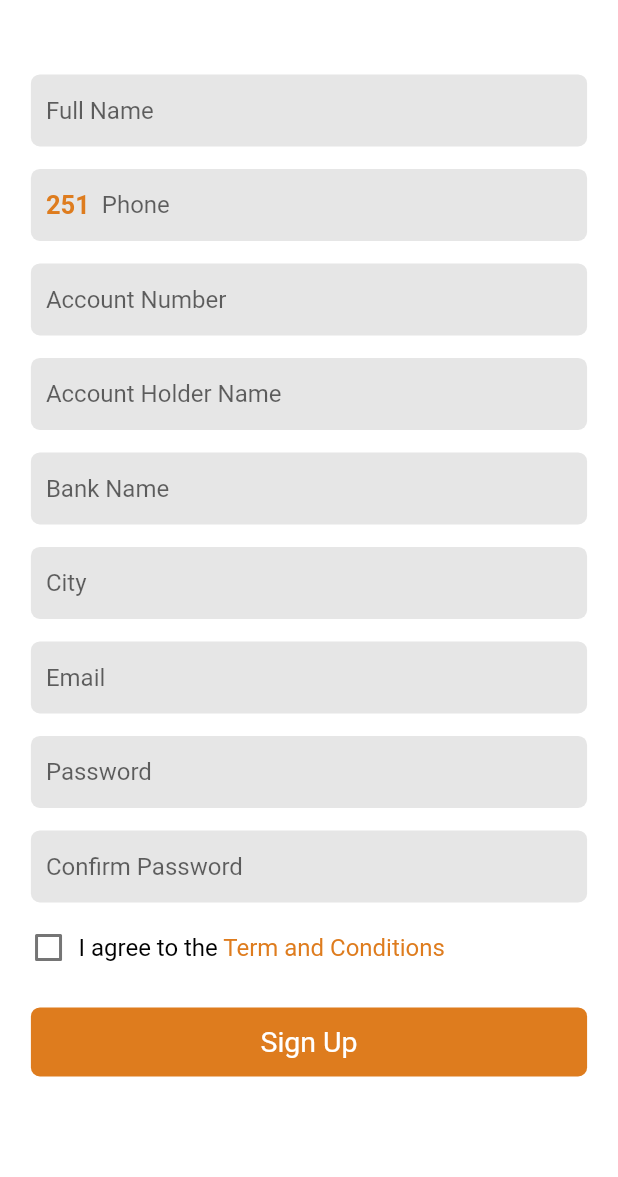
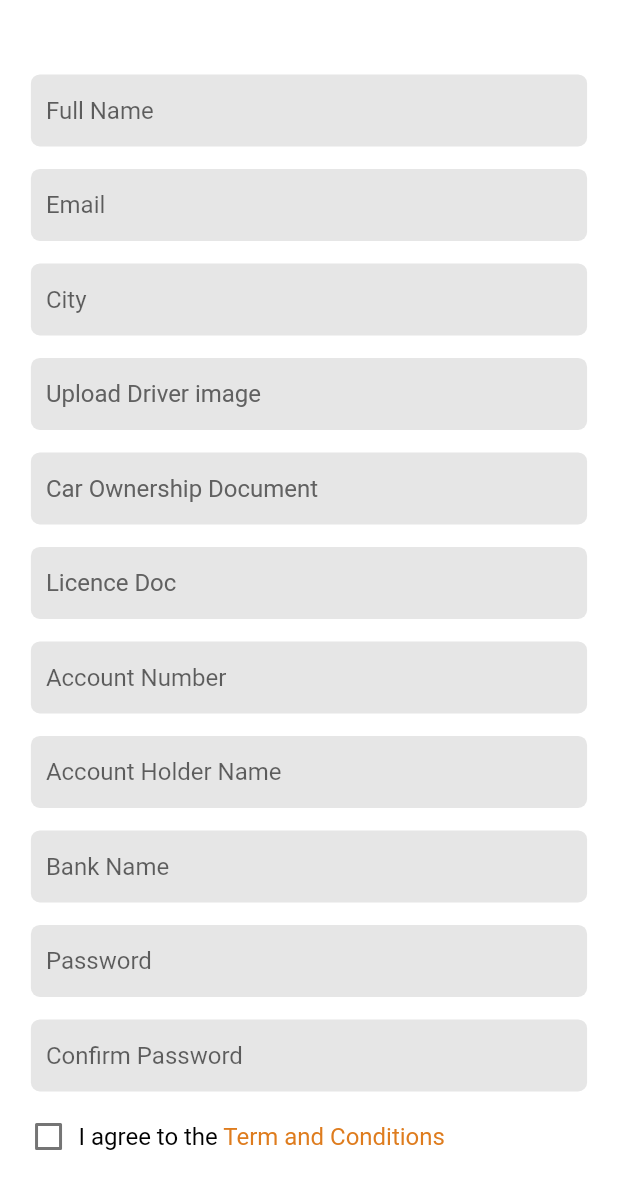
Before and after one commit to Estifki/Gizze, a Flutter app: the RegisterScreenForDriver screen opened directly, on a phone screen of 412 x 824 dp, the part 59-1236 px from its top. Run offline on Flutter 3.47's test engine with Material 2 defaults, Android fonts, the phone set to English and light mode, and no system bars; our stand-ins replace file_picker, shared_preferences, shimmer, smooth_page_indicator; accounts and stored records are empty.

Commit message:
driver file picker added

```diff
--- a/lib/provider/sand.dart
+++ b/lib/provider/sand.dart
@@ -10,10 +10,10 @@ import 'package:http/http.dart' as http;
 
 class SandProvider with ChangeNotifier {
   final List<Favorite> _favSand = [];
-  final List<Sands> _sand = [];
+  final List<Favorite> _sand = [];
 
   List<Favorite> get favoriteSand => [..._favSand];
-  List<Sands> get featuredSand => [..._sand];
+  List<Favorite> get featuredSand => [..._sand];
 
   Future<void> getSand(String token) async {
     String url = "${AppConst.appUrl}/home-sands";
@@ -35,7 +35,7 @@ class SandProvider with ChangeNotifier {
         final data = sandModelFromJson(response.body);
 
         _favSand.addAll(data.data.favorite);
-        _sand.addAll([data.data.sands]);
+        _sand.addAll(data.data.sands.data);
       }
     } catch (e) {
       rethrow;
--- a/lib/screens/auth/register/driver/register.dart
+++ b/lib/screens/auth/register/driver/register.dart
@@ -1,12 +1,8 @@
-import 'package:ashewa_d/uitil/toast.dart';
 import 'package:flutter/material.dart';
 import 'package:flutter/services.dart';
-import 'package:provider/provider.dart';
-
 import '/../../const/const.dart';
-import '/../../provider/auth.dart';
-import '/../../uitil/http_error.dart';
 import '/../../widget/textfield.dart';
+import 'package:file_picker/file_picker.dart';
 
 class RegisterScreenForDriver extends StatefulWidget {
   const RegisterScreenForDriver({super.key});
@@ -26,11 +22,20 @@ class _RegisterScreenForDriverState extends State<RegisterScreenForDriver> {
   final _accountnumberController = TextEditingController();
   final _bankNameController = TextEditingController();
 
-  final _phoneController = TextEditingController();
+  // final _phoneController = TextEditingController();
 
   final _cityController = TextEditingController();
   bool _isLoading = false;
   bool checkBoxValue = false;
+
+  String carOwnershipDocName = "";
+  String licenceDocName = "";
+
+  String carOwnershipDocPath = "";
+  String licenceDocPath = "";
+
+  String profilePicName = "";
+  String profilePicPath = "";
 
   @override
   Widget build(BuildContext context) {
@@ -46,7 +51,7 @@ class _RegisterScreenForDriverState extends State<RegisterScreenForDriver> {
           title: const Text("Sign Up", style: TextStyle(color: Colors.black)),
           centerTitle: true),
       body: SingleChildScrollView(
-        physics: BouncingScrollPhysics(),
+        physics: const BouncingScrollPhysics(),
         child: Column(
             mainAxisAlignment: MainAxisAlignment.start,
             crossAxisAlignment: CrossAxisAlignment.center,
@@ -57,45 +62,168 @@ class _RegisterScreenForDriverState extends State<RegisterScreenForDriver> {
               //
               CustomTextFieldWidget(
                   hint: "Full Name", controller: _nameController),
-
+              const SizedBox(height: 15),
+              CustomTextFieldWidget(
+                  hint: "Email", controller: _emailController),
               const SizedBox(height: 15),
               //
-              //Phone Number Input
+              //Full Name
               //
-              Container(
+              CustomTextFieldWidget(hint: "City", controller: _cityController),
+
+              // const SizedBox(height: 15),
+              // //
+              // //Phone Number Input
+              // //
+              // Container(
+              //   height: 48,
+              //   width: screenSize.width * 0.9,
+              //   decoration: BoxDecoration(
+              //       color: Colors.grey.withOpacity(0.26),
+              //       borderRadius: BorderRadius.circular(6)),
+              //   child: Row(children: [
+              //     const Padding(
+              //       padding: EdgeInsets.only(left: 10.0, right: 8),
+              //       child: Text("251",
+              //           style: TextStyle(
+              //               fontSize: 17,
+              //               fontFamily: "",
+              //               fontWeight: FontWeight.w600,
+              //               color: AppColor.primaryColor)),
+              //     ),
+              //     Expanded(
+              //       child: TextField(
+              //         controller: _phoneController,
+              //         maxLength: 9,
+              //         onChanged: (val) {
+              //           if (!val.startsWith("9")) {
+              //             _phoneController.clear();
+              //           }
+              //         },
+              //         keyboardType: TextInputType.phone,
+              //         decoration: const InputDecoration(
+              //             border: InputBorder.none,
+              //             counterText: "",
+              //             hintText: "Phone"),
+              //       ),
+              //     ),
+              //   ]),
+              // ),
+              const SizedBox(height: 15),
+              GestureDetector(
+                onTap: () async {
+                  FilePickerResult? result =
+                      await FilePicker.platform.pickFiles();
+
+                  if (result != null) {
+                    PlatformFile file = result.files.first;
+                    setState(() {
+                      profilePicName = file.name;
+                      profilePicPath = file.path!;
+                    });
+                  } else {
+                    return;
+                  }
+                },
+                child: Container(
                   height: 48,
-                width: screenSize.width * 0.9,
+                  alignment: Alignment.centerLeft,
+                  width: MediaQuery.of(context).size.width * 0.9,
                   decoration: BoxDecoration(
                       color: Colors.grey.withOpacity(0.26),
                       borderRadius: BorderRadius.circular(6)),
-                child: Row(children: [
-                  const Padding(
-                    padding: EdgeInsets.only(left: 10.0, right: 8),
-                    child: Text("251",
+                  child: Padding(
+                      padding: const EdgeInsets.only(left: 10.0),
+                      child: profilePicName.isEmpty
+                          ? Text(
+                              "Upload Driver image",
                               style: TextStyle(
-                            fontSize: 17,
-                            fontFamily: "",
-                            fontWeight: FontWeight.w600,
-                            color: AppColor.primaryColor)),
+                                  fontSize: 16, color: Colors.grey.shade700),
+                            )
+                          : Text(
+                              profilePicName,
+                              style: TextStyle(
+                                  fontSize: 16, color: Colors.grey.shade700),
+                            )),
                 ),
-                  Expanded(
-                    child: TextField(
-                      controller: _phoneController,
-                      maxLength: 9,
-                      onChanged: (val) {
-                        if (!val.startsWith("9")) {
-                          _phoneController.clear();
+              ),
+              const SizedBox(height: 15),
+              GestureDetector(
+                onTap: () async {
+                  FilePickerResult? result =
+                      await FilePicker.platform.pickFiles();
+
+                  if (result != null) {
+                    PlatformFile file = result.files.first;
+                    setState(() {
+                      carOwnershipDocName = file.name;
+                      carOwnershipDocPath = file.path!;
+                    });
+                  } else {
+                    return;
                   }
                 },
-                      keyboardType: TextInputType.phone,
-                      decoration: const InputDecoration(
-                          border: InputBorder.none,
-                          counterText: "",
-                          hintText: "Phone"),
+                child: Container(
+                  height: 48,
+                  alignment: Alignment.centerLeft,
+                  width: MediaQuery.of(context).size.width * 0.9,
+                  decoration: BoxDecoration(
+                      color: Colors.grey.withOpacity(0.26),
+                      borderRadius: BorderRadius.circular(6)),
+                  child: Padding(
+                      padding: const EdgeInsets.only(left: 10.0),
+                      child: carOwnershipDocName.isEmpty
+                          ? Text(
+                              "Car Ownership Document",
+                              style: TextStyle(
+                                  fontSize: 16, color: Colors.grey.shade700),
+                            )
+                          : Text(
+                              carOwnershipDocName,
+                              style: TextStyle(
+                                  fontSize: 16, color: Colors.grey.shade700),
+                            )),
                 ),
               ),
-                ]),
+              const SizedBox(height: 15),
+              GestureDetector(
+                onTap: () async {
+                  FilePickerResult? result =
+                      await FilePicker.platform.pickFiles();
+
+                  if (result != null) {
+                    PlatformFile file = result.files.first;
+                    setState(() {
+                      licenceDocName = file.name;
+                      licenceDocPath = file.path!;
+                    });
+                  } else {
+                    return;
+                  }
+                },
+                child: Container(
+                  height: 48,
+                  alignment: Alignment.centerLeft,
+                  width: MediaQuery.of(context).size.width * 0.9,
+                  decoration: BoxDecoration(
+                      color: Colors.grey.withOpacity(0.26),
+                      borderRadius: BorderRadius.circular(6)),
+                  child: Padding(
+                      padding: const EdgeInsets.only(left: 10.0),
+                      child: licenceDocName.isEmpty
+                          ? Text(
+                              "Licence Doc",
+                              style: TextStyle(
+                                  fontSize: 16, color: Colors.grey.shade700),
+                            )
+                          : Text(
+                              licenceDocName,
+                              style: TextStyle(
+                                  fontSize: 16, color: Colors.grey.shade700),
+                            )),
                 ),
+              ),
+
               const SizedBox(height: 15),
               //
               //Account Number
@@ -115,17 +243,7 @@ class _RegisterScreenForDriverState extends State<RegisterScreenForDriver> {
               //
               CustomTextFieldWidget(
                   hint: "Bank Name", controller: _bankNameController),
-              const SizedBox(height: 15),
-              //
-              //Full Name
-              //
-              CustomTextFieldWidget(hint: "City", controller: _cityController),
-              const SizedBox(height: 15),
-              //
-              //Email
-              //
-              CustomTextFieldWidget(
-                  hint: "Email", controller: _emailController),
+
               const SizedBox(height: 15),
               //
               //Password
@@ -206,21 +324,22 @@ class _RegisterScreenForDriverState extends State<RegisterScreenForDriver> {
   }
 
   void validate() async {
-    if (_nameController.text.length < 2) {
-      showScaffoldMessanger(context: context, errorMessage: "Invalid Name");
-    } else if (!RegExp(r'^.+@[a-zA-Z]+\.{1}[a-zA-Z]+(\.{0,1}[a-zA-Z]+)$')
-        .hasMatch(_emailController.text)) {
-      showScaffoldMessanger(context: context, errorMessage: "Invalid email");
-    } else if (_passwordController.text.length < 6) {
-      showScaffoldMessanger(
-          context: context, errorMessage: "Password must be at least 6 digit.");
-    } else if (_passwordController.text != _confirmPasswordController.text) {
-      showScaffoldMessanger(
-          context: context, errorMessage: "Password don not match");
-    } else if (checkBoxValue == false) {
-      showScaffoldMessanger(
-          context: context, errorMessage: "Term and Conditions Not Agreed");
-    } else {
+    // if (_nameController.text.length < 2) {
+    //   showScaffoldMessanger(context: context, errorMessage: "Invalid Name");
+    // } else if (!RegExp(r'^.+@[a-zA-Z]+\.{1}[a-zA-Z]+(\.{0,1}[a-zA-Z]+)$')
+    //     .hasMatch(_emailController.text)) {
+    //   showScaffoldMessanger(context: context, errorMessage: "Invalid email");
+    // } else if (_passwordController.text.length < 6) {
+    //   showScaffoldMessanger(
+    //       context: context, errorMessage: "Password must be at least 6 digit.");
+    // } else if (_passwordController.text != _confirmPasswordController.text) {
+    //   showScaffoldMessanger(
+    //       context: context, errorMessage: "Password don not match");
+    // } else if (checkBoxValue == false) {
+    //   showScaffoldMessanger(
+    //       context: context, errorMessage: "Term and Conditions Not Agreed");
+    // }
+    // else {
     // try {
     //   FocusScope.of(context).unfocus();
     //   setState(() {
@@ -255,6 +374,6 @@ class _RegisterScreenForDriverState extends State<RegisterScreenForDriver> {
     //   showScaffoldMessanger(
     //       context: context, errorMessage: "Please Try Again Later");
     // }
+    // }
   }
 }
-}
--- a/pubspec.yaml
+++ b/pubspec.yaml
@@ -39,6 +39,7 @@ dependencies:
   provider: ^6.0.5
   smooth_page_indicator: ^1.0.1
   shimmer: ^2.0.0
+  file_picker:
 
   shared_preferences: ^2.0.15
 
```
Also changed, not shown: lib/model/sand.dart (+10 -8 lines), lib/widget/home/featured.dart (+10 -11 lines), pubspec.lock. Lines whose indentation alone changed are shown as unchanged.
